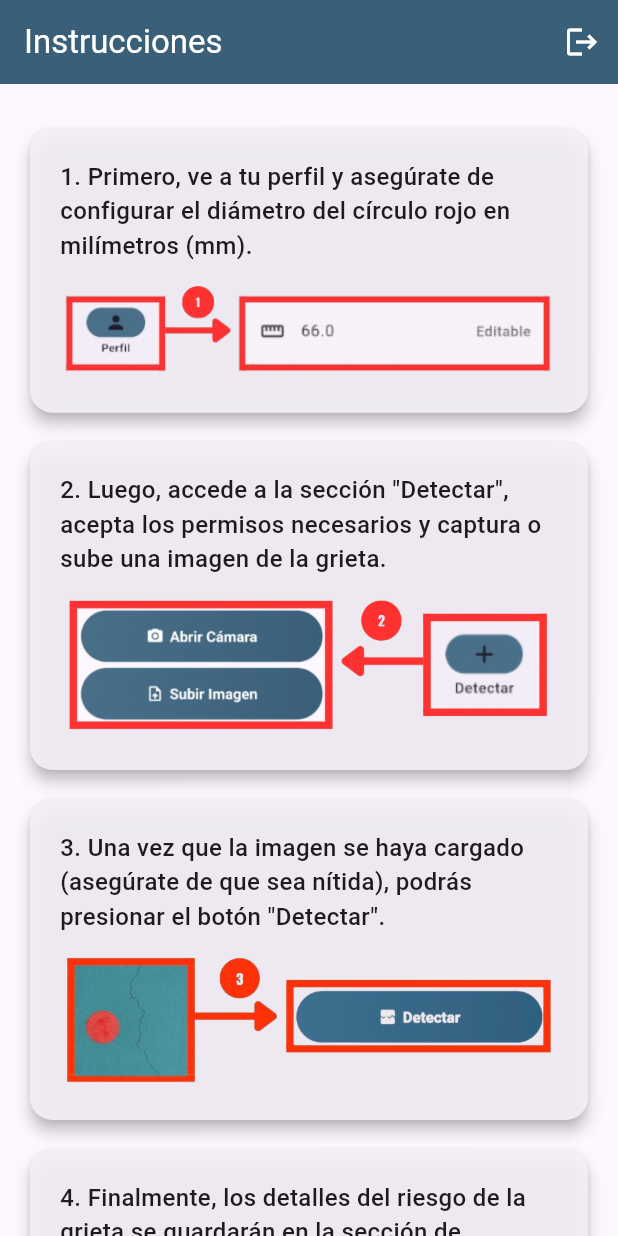
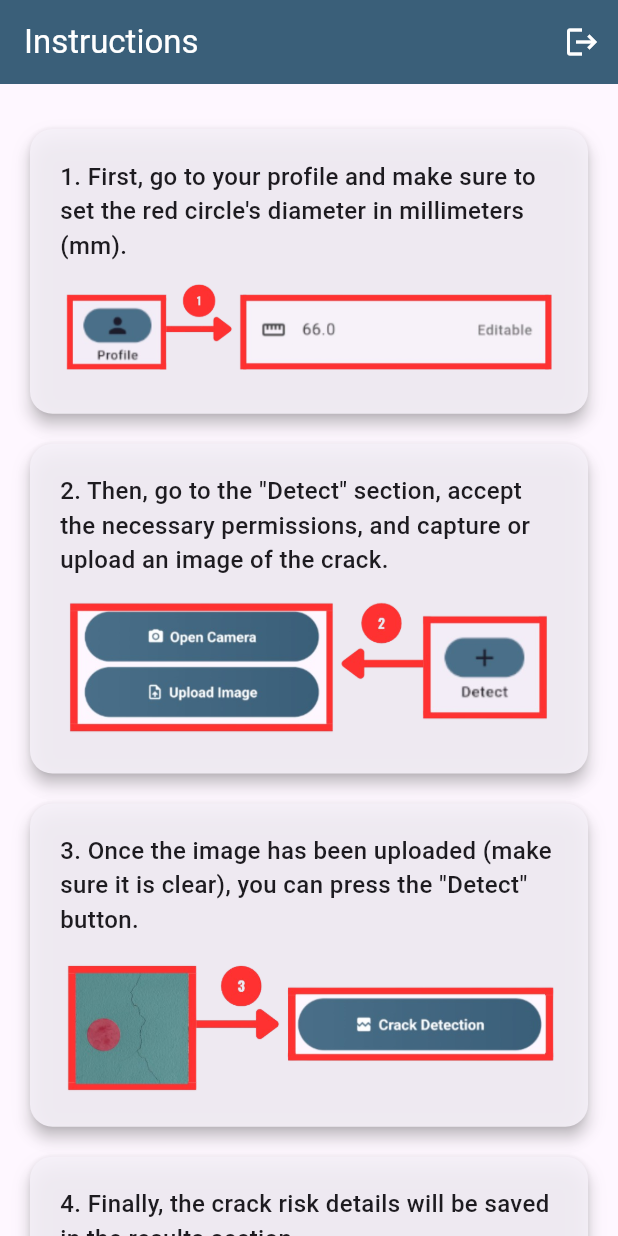
Before and after one commit to josmeleli/crack_detection_app, a Flutter app: the InfoPage screen opened directly, on a phone screen of 412 x 824 dp. Run offline on Flutter 3.47's test engine with Material 3 defaults, Android fonts, the phone set to English and light mode, and no system bars; our stand-ins replace cloud_firestore, firebase_auth, firebase_core, firebase_storage, fluttertoast, geocoding and 4 more; accounts and stored records are empty.

Commit message:
traduccion a ingles

```diff
--- a/lib/navigation_menu.dart
+++ b/lib/navigation_menu.dart
@@ -24,10 +24,10 @@ class NavigationMenu extends StatelessWidget {
             controller.selectedIndex.value = index;
           },
           destinations: const [
-            NavigationDestination(icon: Icon(Icons.info), label: 'Instrucciones'),
-            NavigationDestination(icon: Icon(Icons.add), label: 'Detectar'),
-            NavigationDestination(icon: Icon(Icons.assessment), label: 'Resultados'),
-            NavigationDestination(icon: Icon(Icons.person), label: 'Perfil'),
+            NavigationDestination(icon: Icon(Icons.info), label: 'Instructions'),
+            NavigationDestination(icon: Icon(Icons.add), label: 'Detect'),
+            NavigationDestination(icon: Icon(Icons.assessment), label: 'Results'),
+            NavigationDestination(icon: Icon(Icons.person), label: 'Profile'),
           ],
           indicatorColor: secondaryColor,
 
--- a/lib/pages/detection_page.dart
+++ b/lib/pages/detection_page.dart
@@ -27,9 +27,9 @@ class DetectionPageState extends State<DetectionPage> {
   double diametroEnMm = 66.00;
 
   // Definición de los niveles de riesgo
-  final double riesgoBajoMax = 2.00;
-  final double riesgoModeradoMax = 5.00;
-  final double riesgoAltoMax = 15.00;
+  final double riesgoBajoMax = 0.70;
+  final double riesgoModeradoMax = 2.00;
+  final double riesgoAltoMax = 5.00;
 
   @override
   void initState() {
@@ -419,7 +419,7 @@ class DetectionPageState extends State<DetectionPage> {
 
     return Scaffold(
       appBar: const CustomAppBar(
-        title: 'Detectar',
+        title: 'Crack Detection',
       ),
       body: Center(
         child: Padding(
@@ -439,7 +439,7 @@ class DetectionPageState extends State<DetectionPage> {
                         height: containerWidth,
                         color: Colors.grey.withOpacity(0.1),
                         child: _image == null
-                            ? const Center(child: Text('Imagen aquí'))
+                            ? const Center(child: Text('No image selected'))
                             : Image.file(
                                 File(_image!.path),
                                 fit: BoxFit.cover,
@@ -456,7 +456,7 @@ class DetectionPageState extends State<DetectionPage> {
                 margin: const EdgeInsets.only(bottom: 8.0),
                 child: ButtonWidget(
                   onClick: _sendImageToAPI,
-                  btnText: 'Detectar',
+                  btnText: 'Crack Detection',
                   icon: Icons.broken_image,
                 ),
               ),
@@ -466,7 +466,7 @@ class DetectionPageState extends State<DetectionPage> {
                 margin: const EdgeInsets.only(bottom: 8.0),
                 child: ButtonWidget(
                   onClick: _openCamera,
-                  btnText: 'Abrir Cámara',
+                  btnText: 'Open Camera',
                   icon: Icons.camera_alt,
                 ),
               ),
@@ -476,7 +476,7 @@ class DetectionPageState extends State<DetectionPage> {
                 margin: const EdgeInsets.only(bottom: 8.0),
                 child: ButtonWidget(
                   onClick: _pickImage,
-                  btnText: 'Subir Imagen',
+                  btnText: 'Upload Image',
                   icon: Icons.upload_file,
                 ),
               ),
--- a/lib/pages/info_page.dart
+++ b/lib/pages/info_page.dart
@@ -9,7 +9,7 @@ class InfoPage extends StatelessWidget {
   Widget build(BuildContext context) {
     return Scaffold(
       appBar: const CustomAppBar(
-        title: 'Instrucciones',
+        title: 'Instructions',
       ),
       body: SingleChildScrollView(
         child: Center(
@@ -20,27 +20,27 @@ class InfoPage extends StatelessWidget {
               children: [
                 _buildStepCard(
                   context,
-                  '1. Primero, ve a tu perfil y asegúrate de configurar el diámetro del círculo rojo en milímetros (mm).',
+                  "1. First, go to your profile and make sure to set the red circle's diameter in millimeters (mm).",
                   'assets/images/paso-1-bg.png',
                 ),
                 _buildStepCard(
                   context,
-                  '2. Luego, accede a la sección "Detectar", acepta los permisos necesarios y captura o sube una imagen de la grieta.',
+                  '2. Then, go to the "Detect" section, accept the necessary permissions, and capture or upload an image of the crack.',
                   'assets/images/paso-2-bg.png',
                 ),
                 _buildStepCard(
                   context,
-                  '3. Una vez que la imagen se haya cargado (asegúrate de que sea nítida), podrás presionar el botón "Detectar".',
+                  '3. Once the image has been uploaded (make sure it is clear), you can press the "Detect" button.',
                   'assets/images/paso-3-bg.png',
                 ),
                 _buildStepCard(
                   context,
-                  '4. Finalmente, los detalles del riesgo de la grieta se guardarán en la sección de resultados.',
+                  '4. Finally, the crack risk details will be saved in the results section.',
                   'assets/images/paso-4-bg.png',
                 ),
                 const SizedBox(height: 20),
                 Text(
-                  'Importante: La detección se clasifica en niveles de riesgo, de alto a bajo, según el ancho de la grieta en milímetros (mm).',
+                  'Important: The detection is classified into risk levels, from high to low, based on the crack width in millimeters (mm).',
                   style: TextStyle(
                     fontSize: 16,
                     fontWeight: FontWeight.bold,
--- a/lib/pages/profile_page.dart
+++ b/lib/pages/profile_page.dart
@@ -53,7 +53,7 @@ void _showEditDiametroDialog() {
     builder: (context) {
       return AlertDialog(
         title: const Text(
-          'Diámetro del Círculo Rojo en mm',
+          'Red Circle Diameter in mm',
           style: TextStyle(
             fontSize: 16, // Ajusta el tamaño de la fuente según sea necesario
           ),
@@ -62,7 +62,7 @@ void _showEditDiametroDialog() {
           mainAxisSize: MainAxisSize.min,
           children: [
             Text(
-              'Este valor representa el diámetro real del círculo rojo en milímetros y se utilizará como referencia para calcular el ancho máximo de las grietas en la imagen.',
+              'This value represents the actual diameter of the red circle in millimeters and will be used as a reference to calculate the maximum width of the cracks in the image.',
               style: TextStyle(
                 fontSize: 14,
                 color: Colors.grey[600],
@@ -71,7 +71,7 @@ void _showEditDiametroDialog() {
             const SizedBox(height: 10), // Espacio entre el texto y el input
             textInput(
               controller: _diametroController,
-              hint: 'Diámetro en mm',
+              hint: 'Diameter in mm',
               icon: Icons.straighten,
               inputFormatters: [
                 FilteringTextInputFormatter.allow(RegExp(r'[0-9.]')),
@@ -87,7 +87,7 @@ void _showEditDiametroDialog() {
                 child: SizedBox(
                   height: 40, // Ajusta la altura según sea necesario
                   child: ButtonWidget(
-                    btnText: 'Cancelar',
+                    btnText: 'Close',
                     onClick: () {
                       Navigator.of(context).pop();
                     },
@@ -101,7 +101,7 @@ void _showEditDiametroDialog() {
                 child: SizedBox(
                   height: 40, // Ajusta la altura según sea necesario
                   child: ButtonWidget(
-                    btnText: 'Guardar',
+                    btnText: 'Save',
                     onClick: () async {
                       final newDiametro = double.parse(_diametroController.text);
 
@@ -137,7 +137,7 @@ void _showEditDiametroDialog() {
   Widget build(BuildContext context) {
     return Scaffold(
       appBar: const CustomAppBar(
-        title: 'Perfil',
+        title: 'Profile',
       ),
       body: Padding(
         padding: const EdgeInsets.all(16.0),
@@ -249,7 +249,7 @@ void _showEditDiametroDialog() {
                     ),
                     const SizedBox(height: 20),
                     ButtonWidget(
-                      btnText: 'Editar Perfil',
+                      btnText: 'Edit Profile',
                       onClick: () async {
                         final result = await Navigator.of(context).push(
                           MaterialPageRoute(
@@ -269,7 +269,7 @@ void _showEditDiametroDialog() {
                     ),
                     const SizedBox(height: 10),
                     ButtonWidget(
-                      btnText: 'Cerrar Sesión',
+                      btnText: 'Logout',
                       onClick: () {
                         // Acción de cerrar sesión
                         FirebaseAuth.instance.signOut();
--- a/lib/pages/results_page.dart
+++ b/lib/pages/results_page.dart
@@ -37,22 +37,22 @@ class _ResultsPageState extends State<ResultsPage> {
     switch (nivelDeRiesgo) {
       case 'Bajo':
         riskMessages = [
-          'Observa estas grietas ocasionalmente para asegurarte de que no se agranden.',
-          'Si la grieta está en una pared exterior, considera usar un sellador para prevenir daños por humedad.'
+          'Observe these cracks occasionally to ensure they do not enlarge.',
+          'If the crack is on an exterior wall, consider using a sealant to prevent moisture damage.'
         ];
         riskColor = riskLowColor;
         break;
       case 'Moderado':
         riskMessages = [
-          'Sería recomendable que un profesional revise las grietas para entender la causa y determinar si se necesita alguna reparación.',
-          'Monitorea estas grietas mensualmente para ver si están creciendo.'
+          'It is advisable for a professional to inspect the cracks to understand the cause and determine if any repairs are needed.',
+          'Monitor these cracks monthly to see if they are growing.'
         ];
         riskColor = riskModerateColor;
         break;
       case 'Alto':
         riskMessages = [
-          'Llama a un experto lo antes posible para evaluar la situación y determinar las reparaciones necesarias.',
-          'Evita usar o poner peso en la zona afectada hasta que un profesional confirme que es seguro.'
+          'Call an expert as soon as possible to assess the situation and determine the necessary repairs.',
+          'Avoid using or putting weight on the affected area until a professional confirms it is safe.'
         ];
         riskColor = riskHighColor;
         break;
@@ -80,7 +80,7 @@ class _ResultsPageState extends State<ResultsPage> {
                     borderRadius: BorderRadius.circular(10.0),
                   ),
                   child: Text(
-                    'Nivel de riesgo: $nivelDeRiesgo',
+                    'Risk level: $nivelDeRiesgo',
                     style: const TextStyle(
                       fontSize: 16,
                       color: Colors.white,
@@ -122,7 +122,7 @@ class _ResultsPageState extends State<ResultsPage> {
                   text: TextSpan(
                     children: [
                       TextSpan(
-                        text: 'Recomendaciones:\n',
+                        text: 'Recommendations:\n',
                         style: TextStyle(
                             fontSize: 16,
                             color: primaryColor,
@@ -162,7 +162,7 @@ class _ResultsPageState extends State<ResultsPage> {
                           0.4, // Ajusta el ancho del botón al 30% del ancho disponible
                       height: 40, // Ajusta la altura del botón
                       child: ButtonWidget(
-                        btnText: 'Cerrar',
+                        btnText: 'Close',
                         onClick: () {
                           Navigator.of(context).pop();
                         },
@@ -232,7 +232,7 @@ class _ResultsPageState extends State<ResultsPage> {
   Widget build(BuildContext context) {
     return Scaffold(
       appBar: const CustomAppBar(
-        title: 'Resultados',
+        title: 'Results',
       ),
       body: FutureBuilder<Map<String, String>>(
         future: _getUserData(),
@@ -265,7 +265,7 @@ class _ResultsPageState extends State<ResultsPage> {
                           radius: 10,
                         ),
                         const SizedBox(width: 5),
-                        const Text('Bajo'),
+                        const Text('Low'),
                       ],
                     ),
                     Row(
@@ -276,7 +276,7 @@ class _ResultsPageState extends State<ResultsPage> {
                           radius: 10,
                         ),
                         const SizedBox(width: 5),
-                        const Text('Moderado'),
+                        const Text('Moderate'),
                       ],
                     ),
                     Row(
@@ -286,7 +286,7 @@ class _ResultsPageState extends State<ResultsPage> {
                           radius: 10,
                         ),
                         const SizedBox(width: 5),
-                        const Text('Alto'),
+                        const Text('High'),
                       ],
                     ),
                   ],
@@ -383,7 +383,7 @@ class _ResultsPageState extends State<ResultsPage> {
                           return [
                             const PopupMenuItem<String>(
                               value: 'delete',
-                              child: Text('Borrar'),
+                              child: Text('Delete'),
                             ),
                           ];
                         },
@@ -392,7 +392,7 @@ class _ResultsPageState extends State<ResultsPage> {
                         text: TextSpan(
                           children: [
                             TextSpan(
-                              text: 'Nivel de riesgo: ',
+                              text: 'Risk Level: ',
                               style: TextStyle(
                                 fontSize: 14,
                                 fontWeight: FontWeight.bold,
@@ -411,7 +411,7 @@ class _ResultsPageState extends State<ResultsPage> {
                         ),
                       ),
                       subtitle: Text(
-                        'Ancho de grieta: $maxCrackWidth mm',
+                        'Crack Width: $maxCrackWidth mm',
                       ),
                     ),
                   ),
@@ -496,7 +496,7 @@ class _ResultsPageState extends State<ResultsPage> {
                                   Icon(Icons.format_list_numbered, size: 16, color: Colors.grey[800]),
                                   const SizedBox(width: 5),
                                   Text(
-                                    'Resultado N° ${snapshot.data!.docs.length - index}',
+                                    'Result N° ${snapshot.data!.docs.length - index}',
                                     style: TextStyle(
                                       fontSize: 14,
                                       color: Colors.grey[800],
```
Also changed, not shown: lib/pages/edit_profile_page.dart (+7 -7 lines), lib/pages/forgot_pw_page.dart (+7 -7 lines), lib/pages/login_page.dart (+9 -9 lines), lib/pages/regi_page.dart (+11 -11 lines), assets/images/paso-1-bg.png, assets/images/paso-2-bg.png, assets/images/paso-3-bg.png, 1 other file.
